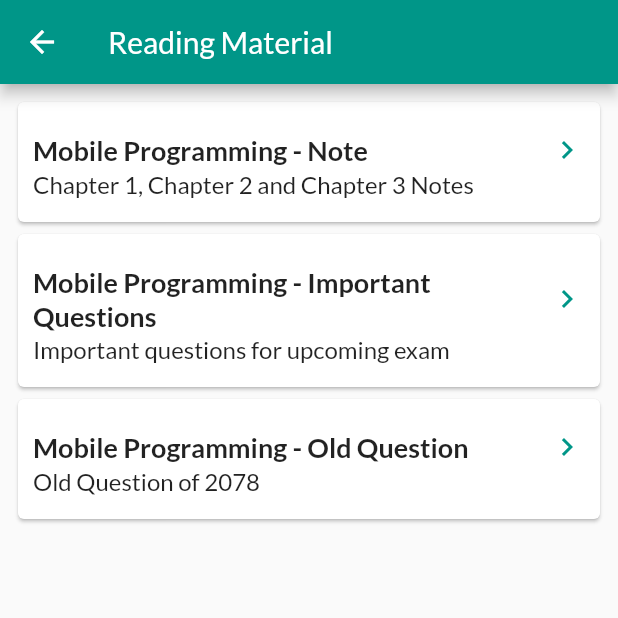
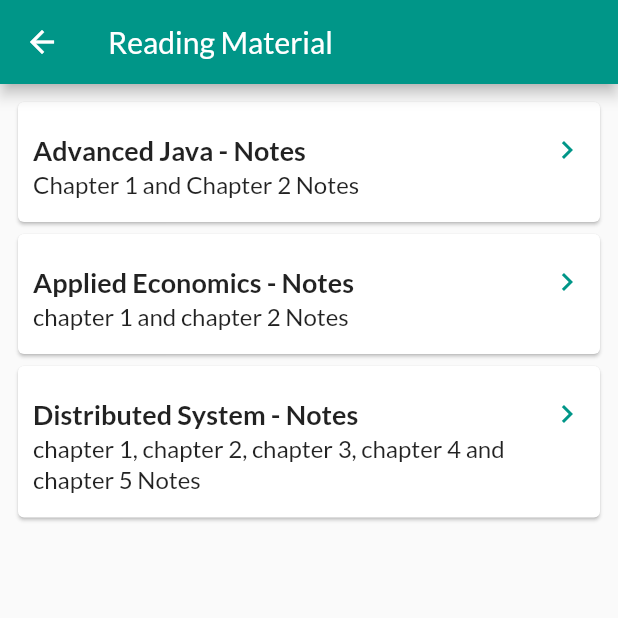
Before and after one commit to sitaitani/30DaysOfFlutter, a Flutter app: the screen it shows after launch, in the side drawer, after a tap on "Reading Material", on a phone screen of 412 x 824 dp, the top half of it. Run offline on Flutter 3.47's test engine with Material 2 defaults, Android fonts, the phone set to English and light mode, and no system bars; our stand-ins replace firebase_core, firebase_database, firebase_messaging, flutter_local_notifications, google_fonts, share_plus and 1 more; missing offline and left inert: syncfusion_flutter_pdf, syncfusion_flutter_pdfviewer; accounts and stored records are empty.

Commit message:
added day9

```diff
--- a/lib/Models/ReadingMaterial.dart
+++ b/lib/Models/ReadingMaterial.dart
@@ -4,7 +4,7 @@ class ReadingMaterialData {
   String description = "";
   String fileName = "";
 
-  ReadingMaterialData(String title, String description, //String link
+  ReadingMaterialData(String title, String description, String fileName
   )
   {
     this.title = title;
--- a/lib/widgets/drawer.dart
+++ b/lib/widgets/drawer.dart
@@ -110,10 +110,10 @@ class MyDrawer extends StatelessWidget {
                   color: Colors.black,
                 ),
               ),
-              //onTap: () => {
-               // Navigator.of(context).push(
-                    //MaterialPageRoute(builder: (context) => NotificationList()))
-              //},
+              onTap: () => {
+                Navigator.of(context).push(
+                    MaterialPageRoute(builder: (context) => NotificationList()))
+              },
             ),
             ListTile(
               leading: Icon(
--- a/lib/widgets/readingmaterial.dart
+++ b/lib/widgets/readingmaterial.dart
@@ -1,5 +1,6 @@
 import 'package:flutter/material.dart';
 import 'package:flutter_application_2/utils/Style.dart';
+import 'package:flutter_application_2/widgets/readingmaterialdetail.dart';
 import 'package:flutter_application_2/widgets/webview.dart';
 
 import '../Models/ReadingMaterial.dart';
@@ -23,20 +24,23 @@ class _ReadingMaterialState extends State<ReadingMaterial> {
   void testReadingMaterial() {
     final testReadingMaterials = [
       ReadingMaterialData(
-          "Mobile Programming - Note",
-          "Chapter 1, Chapter 2 and Chapter 3 Notes",
-          //"http://www.africau.edu/images/default/sample.pdf"
-          ),
+        "Advanced Java - Notes",
+        "Chapter 1 and Chapter 2 Notes",
+        "Advanced_java"
+        //"http://www.africau.edu/images/default/sample.pdf"
+      ),
       ReadingMaterialData(
-          "Mobile Programming - Important Questions",
-          "Important questions for upcoming exam",
-          //"http://www.africau.edu/images/default/sample.pdf"
-          ),
+        "Applied Economics - Notes",
+        "chapter 1 and chapter 2 Notes",
+        "Applied_economics"
+        //"http://www.africau.edu/images/default/sample.pdf"
+      ),
       ReadingMaterialData(
-          "Mobile Programming - Old Question",
-          "Old Question of 2078",
+        "Distributed System - Notes",
+        "chapter 1, chapter 2, chapter 3, chapter 4 and chapter 5 Notes",
+        "distributed_system"
         //http://www.africau.edu/images/default/sample.pdf"
-        )
+      ),
     ];
 
     setState(() {
@@ -65,9 +69,8 @@ class _ReadingMaterialState extends State<ReadingMaterial> {
                     return GestureDetector(
                       onTap: () {
                         Navigator.of(context).push(MaterialPageRoute(
-                            builder: (context) => WebviewExample(
-                                url: readingMaterialList[index].link,
-                                title: readingMaterialList[index].title)));
+                            builder: (context) =>readingMaterialDetail(
+fileName: readingMaterialList[index].fileName)));
                       },
                       child: Card(
                           child: Padding(
```
Also changed, not shown: lib/widgets/notification.dart (+94 -2 lines), lib/widgets/readingmaterialdetail.dart (added, +32 -0 lines), 11 other files.
